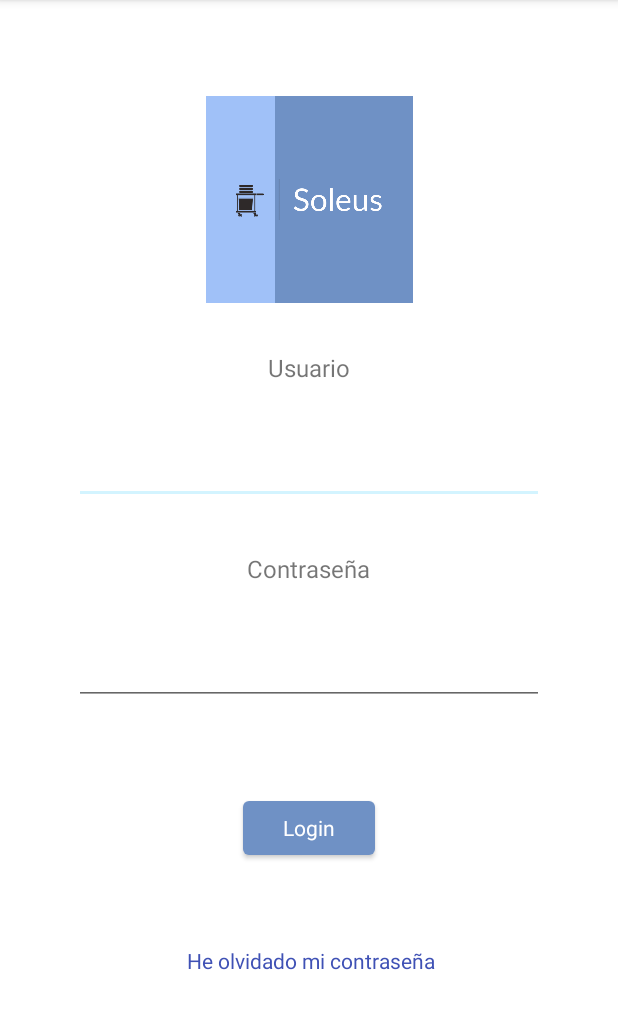
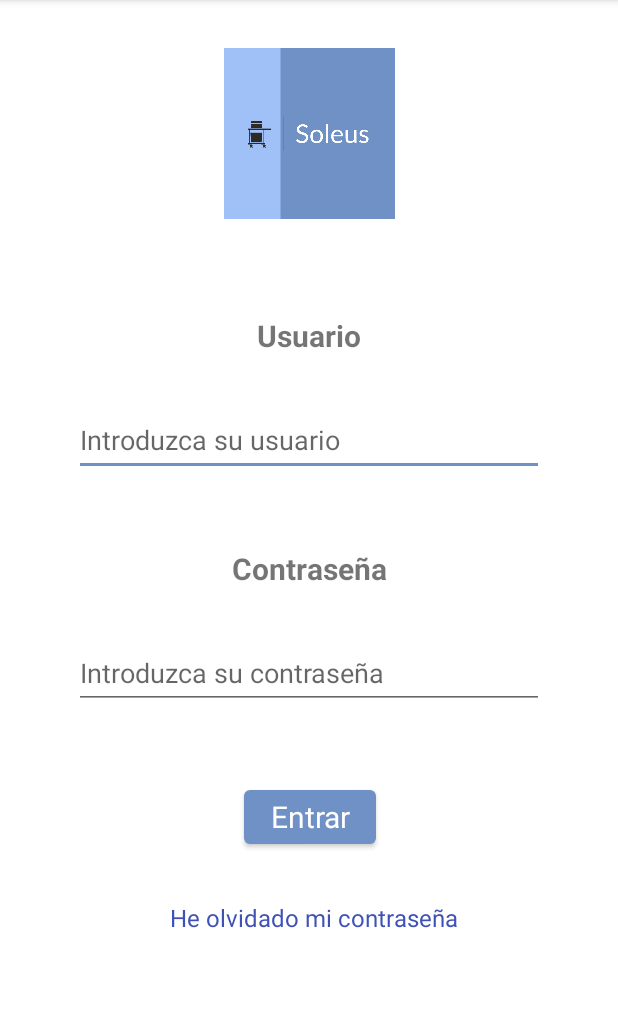
Before and after one commit to franciscoluna94/Soleus, an Android app: the screen it shows after launch (MainActivity), on a phone screen of 412 x 824 dp, the part 84-1113 px from its top. Run offline under Robolectric (Android 15) with nearby library versions, the phone set to English and light mode, and no system bars.

Commit message:
Design
Changed mainActivity design

```diff
--- a/app/src/main/java/com/soleus/MainActivity.java
+++ b/app/src/main/java/com/soleus/MainActivity.java
@@ -18,14 +18,11 @@ import com.soleus.net.ClientNet;
 
 public class MainActivity extends AppCompatActivity implements View.OnClickListener {
 
-    // declaring required variables
     private EditText editUser;
     private EditText editPassword;
     private Button btnLogin;
     private UserModel userModel;
     private TextView txtForgotPassword;
-
-
 
     @Override
     protected void onCreate(Bundle savedInstanceState) {
@@ -33,10 +30,10 @@ public class MainActivity extends AppCompatActivity implements View.OnClickListe
         setContentView(R.layout.activity_main);
 
         /* Component references */
-        editUser = (EditText) findViewById(R.id.editUser);
-        editPassword = (EditText) findViewById(R.id.editPassword);
-        btnLogin = (Button) findViewById(R.id.buttonLogin);
-        txtForgotPassword = (TextView) findViewById(R.id.txtForgotPassword);
+        editUser = (EditText) findViewById(R.id.editMainUser);
+        editPassword = (EditText) findViewById(R.id.editMainPassword);
+        btnLogin = (Button) findViewById(R.id.btnMainLogin);
+        txtForgotPassword = (TextView) findViewById(R.id.txtMainForgotPassword);
 
         /* Listeners */
         btnLogin.setOnClickListener(this);
@@ -48,18 +45,18 @@ public class MainActivity extends AppCompatActivity implements View.OnClickListe
 
         switch (view.getId()) {
 
-            case R.id.buttonLogin:
+            case R.id.btnMainLogin:
                 String user = editUser.getText().toString().trim();
                 String password = editPassword.getText().toString().trim();
                 if (TextUtils.isEmpty(user) || TextUtils.isEmpty(password)) {
                     Utils.showEmptyFieldsToast(this);
                 } else {
                     userModel = new UserModel(user, password);
-                    Thread login = new Thread( new ClientNet(userModel, "LOGIN", view, this)) ;
+                    Thread login = new Thread( new ClientNet(userModel, getString(R.string.login_Request), view, this)) ;
                     login.start();
                 }
                 break;
-            case R.id.txtForgotPassword:
+            case R.id.txtMainForgotPassword:
                 Intent openForgotPassword = new Intent(this, ForgotPasswordActivity.class);
                 startActivity(openForgotPassword);
                 break;
--- a/app/src/main/res/layout/activity_main.xml
+++ b/app/src/main/res/layout/activity_main.xml
@@ -9,102 +9,116 @@
 
 
     <ImageView
-        android:id="@+id/imageView"
-        android:layout_width="218dp"
-        android:layout_height="138dp"
+        android:id="@+id/imgMainActivity"
+        android:layout_width="197dp"
+        android:layout_height="114dp"
         android:layout_marginStart="102dp"
-        android:layout_marginTop="64dp"
+        android:layout_marginTop="32dp"
         android:layout_marginEnd="102dp"
+        android:contentDescription="@string/logo_description"
         app:layout_constraintEnd_toEndOf="parent"
-        app:layout_constraintHorizontal_bias="0.504"
         app:layout_constraintStart_toStartOf="parent"
         app:layout_constraintTop_toTopOf="parent"
-        app:srcCompat="@drawable/soleus" />
+        app:srcCompat="@drawable/soleus"
+        tools:ignore="ImageContrastCheck" />
 
     <TextView
-        android:id="@+id/txtUser"
+        android:id="@+id/txtMainUser"
         android:layout_width="wrap_content"
         android:layout_height="wrap_content"
         android:layout_marginStart="181dp"
-        android:layout_marginTop="32dp"
+        android:layout_marginTop="64dp"
         android:layout_marginEnd="182dp"
-        android:text="Usuario"
-        android:textSize="16sp"
+        android:text="@string/user_textView"
+        android:textSize="20sp"
+        android:textStyle="bold"
         app:layout_constraintEnd_toEndOf="parent"
         app:layout_constraintStart_toStartOf="parent"
-        app:layout_constraintTop_toBottomOf="@+id/imageView" />
+        app:layout_constraintTop_toBottomOf="@+id/imgMainActivity" />
+
 
     <TextView
-        android:id="@+id/txtPassword"
+        android:id="@+id/txtMainPassword"
         android:layout_width="wrap_content"
         android:layout_height="wrap_content"
         android:layout_marginStart="181dp"
-        android:layout_marginTop="32dp"
+        android:layout_marginTop="48dp"
         android:layout_marginEnd="182dp"
-        android:text="Contraseña"
-        android:textSize="16sp"
+        android:text="@string/password_textView"
+        android:textSize="20sp"
+        android:textStyle="bold"
         app:layout_constraintEnd_toEndOf="parent"
+        app:layout_constraintHorizontal_bias="0.492"
         app:layout_constraintStart_toStartOf="parent"
-        app:layout_constraintTop_toBottomOf="@+id/editUser" />
-
+        app:layout_constraintTop_toBottomOf="@+id/editMainUser" />
 
     <EditText
-        android:id="@+id/editUser"
+        android:id="@+id/editMainUser"
         android:layout_width="313dp"
         android:layout_height="48dp"
         android:layout_marginStart="51dp"
         android:layout_marginTop="32dp"
         android:layout_marginEnd="52dp"
+        android:hint="@string/user_editText"
+        android:importantForAutofill="no"
+        android:inputType="text"
         android:maxLength="3"
+        android:textColorHighlight="@color/soleus_dark"
+        android:textColorLink="@color/soleus_dark"
         app:layout_constraintEnd_toEndOf="parent"
         app:layout_constraintStart_toStartOf="parent"
-        app:layout_constraintTop_toBottomOf="@+id/txtUser" />
+        app:layout_constraintTop_toBottomOf="@+id/txtMainUser"
+        tools:ignore="TextContrastCheck" />
 
     <EditText
-        android:id="@+id/editPassword"
+        android:id="@+id/editMainPassword"
         android:layout_width="313dp"
         android:layout_height="48dp"
         android:layout_marginStart="51dp"
         android:layout_marginTop="32dp"
         android:layout_marginEnd="52dp"
+        android:hint="@string/password_editText"
+        android:importantForAutofill="no"
         android:inputType="textPassword"
         android:maxLength="6"
+        android:textColorHighlight="@color/soleus_dark"
+        android:textColorLink="@color/soleus_dark"
         app:layout_constraintEnd_toEndOf="parent"
         app:layout_constraintStart_toStartOf="parent"
-        app:layout_constraintTop_toBottomOf="@+id/txtPassword" />
+        app:layout_constraintTop_toBottomOf="@+id/txtMainPassword"
+        tools:ignore="TextContrastCheck" />
 
     <Button
-        android:id="@+id/buttonLogin"
+        android:id="@+id/btnMainLogin"
         android:layout_width="wrap_content"
         android:layout_height="wrap_content"
         android:layout_marginStart="162dp"
-        android:layout_marginTop="36dp"
-        android:layout_marginEnd="162dp"
-        android:layout_marginBottom="16dp"
-        android:text="Login"
+        android:layout_marginTop="48dp"
+        android:layout_marginEnd="161dp"
+        android:text="@string/login_button"
         android:textAppearance="@style/TextAppearance.AppCompat.Body1"
-        app:layout_constraintBottom_toTopOf="@+id/txtForgotPassword"
+        android:textSize="20sp"
         app:layout_constraintEnd_toEndOf="parent"
-        app:layout_constraintHorizontal_bias="0.516"
         app:layout_constraintStart_toStartOf="parent"
-        app:layout_constraintTop_toBottomOf="@+id/editPassword" />
+        app:layout_constraintTop_toBottomOf="@+id/editMainPassword"
+        tools:ignore="TextContrastCheck" />
 
     <TextView
-        android:id="@+id/txtForgotPassword"
+        android:id="@+id/txtMainForgotPassword"
         android:layout_width="wrap_content"
         android:layout_height="wrap_content"
-        android:layout_marginStart="123dp"
-        android:layout_marginTop="16dp"
-        android:layout_marginEnd="122dp"
-        android:layout_marginBottom="96dp"
-        android:text="He olvidado mi contraseña"
+        android:layout_marginStart="114dp"
+        android:layout_marginTop="32dp"
+        android:layout_marginEnd="107dp"
+        android:clickable="true"
+        android:focusable="true"
+        android:text="@string/forgotPassword_button"
         android:textColor="#3F51B5"
-        app:layout_constraintBottom_toBottomOf="parent"
+        android:textSize="16sp"
         app:layout_constraintEnd_toEndOf="parent"
-        app:layout_constraintHorizontal_bias="1.0"
         app:layout_constraintStart_toStartOf="parent"
-        app:layout_constraintTop_toBottomOf="@+id/buttonLogin"
-        android:clickable="true" />
+        app:layout_constraintTop_toBottomOf="@+id/btnMainLogin"
+        tools:ignore="TouchTargetSizeCheck" />
 
 
 </androidx.constraintlayout.widget.ConstraintLayout>
--- a/app/src/main/res/values/strings.xml
+++ b/app/src/main/res/values/strings.xml
@@ -1,5 +1,23 @@
 <resources>
     <string name="app_name">Soleus</string>
+    <string name="logo_description">Logo</string>
+
+    <!-- TextView -->
+    <string name="user_textView">Usuario</string>
+    <string name="password_textView">Contraseña</string>
+
+    <!-- EditText -->
+    <string name="user_editText">Introduzca su usuario</string>
+    <string name="password_editText">Introduzca su contraseña</string>
+
+    <!-- Buttons -->
+    <string name="login_button">Entrar</string>
+    <string name="forgotPassword_button">He olvidado mi contraseña</string>
+
+    <!-- Requests to Server -->
+    <string name="login_Request">LOGIN</string>
+
+
     <string-array name="spinnerHousekeeping1">
         <item>Limpieza</item>
         <item>Baño</item>
--- a/app/src/main/res/values/themes.xml
+++ b/app/src/main/res/values/themes.xml
@@ -6,8 +6,8 @@
         <item name="colorPrimaryVariant">@color/soleus_regular</item>
         <item name="colorOnPrimary">@color/white</item>
         <!-- Secondary brand color. -->
-        <item name="colorSecondary">@color/soleus_light</item>
-        <item name="colorSecondaryVariant">@color/teal_700</item>
+        <item name="colorSecondary">@color/soleus_dark</item>
+        <item name="colorSecondaryVariant">@color/soleus_light</item>
         <item name="colorOnSecondary">@color/black</item>
         <!-- Status bar color. -->
         <item name="android:statusBarColor" tools:targetApi="l">?attr/colorPrimaryVariant</item>
```
